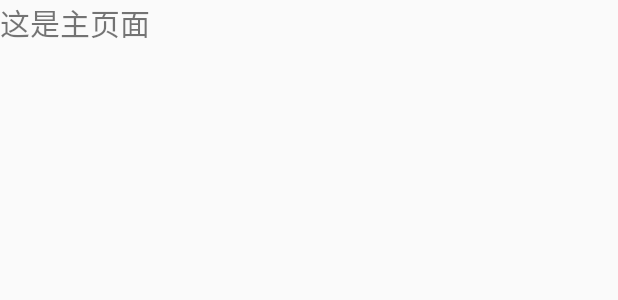
After one commit to it00ls/MobileSafe, an Android app: the layout activity_home.xml on its own in the app's theme, with its tools: preview values and no code run, on a phone screen of 412 x 824 dp. The commit adds this screen. Shown: the top 300 px of the screen. Run offline under Robolectric (Android 15) with nearby library versions, the phone set to English and light mode, and no system bars.

Commit message:
升级校验第二版

```diff
--- a/app/build.gradle
+++ b/app/build.gradle
@@ -23,4 +23,5 @@ dependencies {
     compile fileTree(dir: 'libs', include: ['*.jar'])
     testCompile 'junit:junit:4.12'
     compile 'com.android.support:appcompat-v7:23.1.0'
+    compile files('libs/xUtils-2.6.14.jar')
 }
--- a/app/src/main/AndroidManifest.xml
+++ b/app/src/main/AndroidManifest.xml
@@ -2,13 +2,14 @@
     package="com.it00ls.mobilesafe">
 
     <uses-permission android:name="android.permission.INTERNET" />
+    <uses-permission android:name="android.permission.WRITE_EXTERNAL_STORAGE" />
 
     <application
         android:allowBackup="true"
         android:icon="@mipmap/ic_launcher"
         android:label="@string/app_name"
         android:supportsRtl="true"
-        android:theme="@android:style/Theme.NoTitleBar">
+        android:theme="@style/AppTheme">
 
         <activity android:name=".activity.SplashActivity">
             <intent-filter>
@@ -17,6 +18,8 @@
             </intent-filter>
         </activity>
 
+        <activity android:name=".activity.HomeActivity" />
+
     </application>
 
 </manifest>
--- a/app/src/main/java/com/it00ls/mobilesafe/utils/StreamUtils.java
+++ b/app/src/main/java/com/it00ls/mobilesafe/utils/StreamUtils.java
@@ -11,6 +11,7 @@ public class StreamUtils {
 
     /**
      * 读取流中的数据
+     *
      * @param is 字节输入流
      * @return 返回流中的数据
      * @throws IOException
--- /dev/null
+++ b/app/src/main/res/layout/activity_home.xml
@@ -0,0 +1,12 @@
+<?xml version="1.0" encoding="utf-8"?>
+<LinearLayout xmlns:android="http://schemas.android.com/apk/res/android"
+    android:layout_width="match_parent"
+    android:layout_height="match_parent">
+
+    <TextView
+        android:layout_width="wrap_content"
+        android:layout_height="wrap_content"
+        android:text="这是主页面"
+        android:textSize="20sp" />
+
+</LinearLayout>
```
Also changed, not shown: app/src/main/java/com/it00ls/mobilesafe/activity/HomeActivity.java (added, +18 -0 lines), app/src/main/java/com/it00ls/mobilesafe/activity/SplashActivity.java (+100 -7 lines), app/src/main/res/layout/activity_splash.xml (+7 -0 lines), app/libs/xUtils-2.6.14.jar (added), 1 other file.
